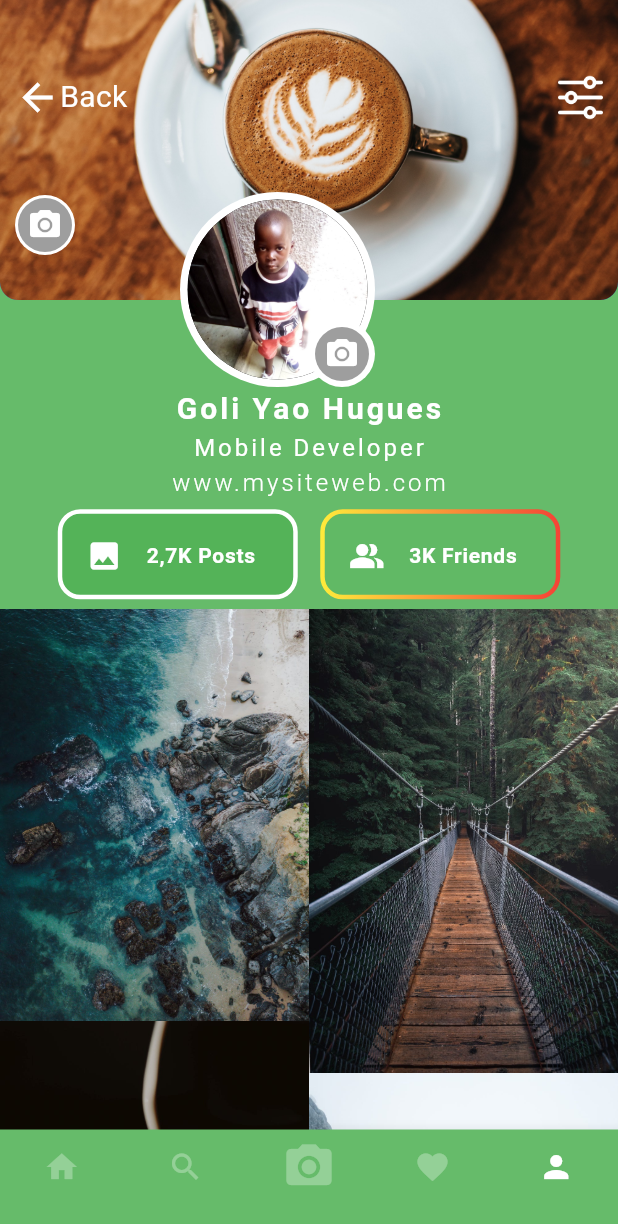
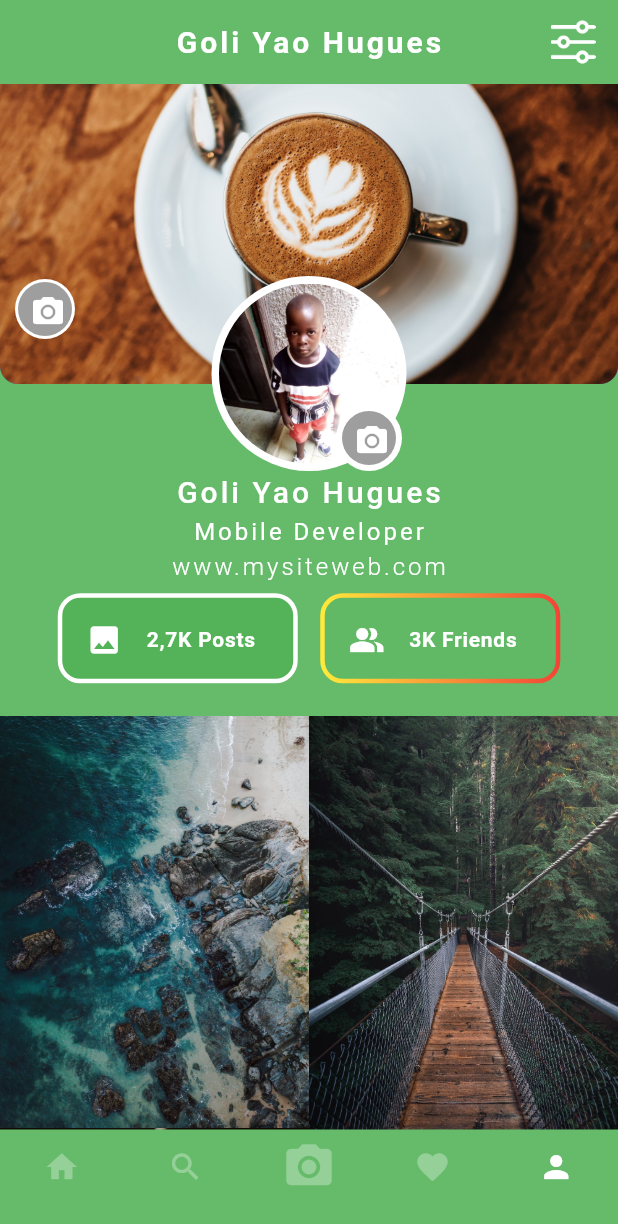
Before and after one commit to huguescodeur/vtcSocial, a Flutter app: the screen it shows once a user with an empty profile is signed in, swiped to page 5, on a phone screen of 412 x 824 dp. Shown: the top 1224 px of the screen. Run offline on Flutter 3.47's test engine with Material 2 defaults, Android fonts, the phone set to English and light mode, and no system bars; our stand-ins replace cloud_firestore, email_validator, firebase_auth, firebase_core, fluttertoast, gap and 3 more; accounts and stored records are empty.

Commit message:
Select image from camera or gallery

```diff
--- a/lib/responsive/mobile_screen.dart
+++ b/lib/responsive/mobile_screen.dart
@@ -98,7 +98,7 @@ class _MobileScreenState extends State<MobileScreen> {
           children: const [
             SearchScreen(),
             TimelineScreen(),
-            AddpostScreen(),
+            AddPostScreen(),
             NotificationScreen(),
             ProfileScreen(),
           ],
--- a/lib/screens/home/profile_screen.dart
+++ b/lib/screens/home/profile_screen.dart
@@ -1,8 +1,8 @@
 // ignore_for_file: sized_box_for_whitespace, avoid_print, avoid_unnecessary_containers
 
 import 'package:driver_app/widgets/user_button_profile_widget.dart';
+import 'package:driver_app/widgets/user_gallery_profile.dart';
 import 'package:flutter/material.dart';
-import 'package:flutter_staggered_grid_view/flutter_staggered_grid_view.dart';
 import 'package:gap/gap.dart';
 import 'package:gradient_borders/box_borders/gradient_box_border.dart';
 
@@ -25,11 +25,36 @@ class _ProfileScreenState extends State<ProfileScreen> {
     // var sizeWidth = double.infinity / 2;
     return Scaffold(
       backgroundColor: mobileBackgroundColor,
-      body: Container(
+      appBar: AppBar(
+        backgroundColor: mobileBackgroundColor,
+        //leading: Icon(Icons.arrow_back),
+        title: const Text(
+          "Goli Yao Hugues",
+          style: TextStyle(
+              fontSize: 20,
+              fontWeight: FontWeight.bold,
+              color: Colors.white,
+              letterSpacing: 2),
+        ),
+        centerTitle: true,
+        actions: [
+          InkWell(
+            onTap: () => print("Settings"),
+            child: Image.asset(
+              "assets/images/settings.png",
+              width: 30,
+              color: Colors.white,
+            ),
+          ),
+          const Gap(15)
+        ],
+      ),
+      body: SafeArea(
+        child: Container(
             width: double.infinity,
             child: ListView(
               children: <Widget>[
-              const UserImageAndBackroundProfile(),
+                const UserImageAndBackgroundProfile(),
                 const UserInfoWidget(),
                 Container(
                     width: double.infinity,
@@ -60,22 +85,11 @@ class _ProfileScreenState extends State<ProfileScreen> {
                                 width: 3),
                           ),
                         ])),
-              SizedBox(
-                height: 600,
-                child: MasonryGridView.builder(
-                  //physics: NeverScrollableScrollPhysics(),
-                  itemCount: 8,
-                  gridDelegate:
-                      const SliverSimpleGridDelegateWithFixedCrossAxisCount(
-                          crossAxisCount: 2),
-                  itemBuilder: (context, index) => Image.asset(
-                    "assets/images/img${index + 1}.jpeg",
-                    fit: BoxFit.fill,
-                  ),
-                ),
-              ),
+                const Gap(15),
+                const UserGalleryProfile()
               ],
             )),
+      ),
     );
   }
 }
--- a/lib/screens/home_screen.dart
+++ b/lib/screens/home_screen.dart
@@ -22,6 +22,7 @@ class HomeScreen extends StatefulWidget {
 class _HomeScreenState extends State<HomeScreen> {
   final currentUser = FirebaseAuth.instance.currentUser!;
   late PageController pageController;
+
   // var focusNode = FocusNode();
 
   @override
@@ -99,7 +100,7 @@ class _HomeScreenState extends State<HomeScreen> {
           children: const [
             TimelineScreen(),
             SearchScreen(),
-            AddpostScreen(),
+            AddPostScreen(),
             NotificationScreen(),
             ProfileScreen(),
           ],
--- /dev/null
+++ b/lib/widgets/user_gallery_profile.dart
@@ -0,0 +1,28 @@
+import 'package:flutter/material.dart';
+import 'package:flutter_staggered_grid_view/flutter_staggered_grid_view.dart';
+
+class UserGalleryProfile extends StatefulWidget {
+  const UserGalleryProfile({super.key});
+
+  @override
+  State<UserGalleryProfile> createState() => _UserGalleryProfileState();
+}
+
+class _UserGalleryProfileState extends State<UserGalleryProfile> {
+  @override
+  Widget build(BuildContext context) {
+    return SizedBox(
+      height: 500,
+      child: MasonryGridView.builder(
+        physics: const NeverScrollableScrollPhysics(),
+        itemCount: 7,
+        gridDelegate: const SliverSimpleGridDelegateWithFixedCrossAxisCount(
+            crossAxisCount: 2),
+        itemBuilder: (context, index) => Image.asset(
+          "assets/images/img${index + 1}.jpeg",
+          fit: BoxFit.fill,
+        ),
+      ),
+    );
+  }
+}
--- a/lib/widgets/user_image_and_back_profile.dart
+++ b/lib/widgets/user_image_and_back_profile.dart
@@ -1,26 +1,61 @@
 // ignore_for_file: avoid_print, avoid_unnecessary_containers, sized_box_for_whitespace
 
+import 'dart:typed_data';
+
+import 'package:driver_app/utils/upload_image.dart';
 import 'package:flutter/material.dart';
+import 'package:gap/gap.dart';
+import 'package:image_picker/image_picker.dart';
 
-class UserImageAndBackroundProfile extends StatefulWidget {
-  const UserImageAndBackroundProfile({
+class UserImageAndBackgroundProfile extends StatefulWidget {
+  const UserImageAndBackgroundProfile({
     super.key,
   });
 
   @override
-  State<UserImageAndBackroundProfile> createState() =>
-      _UserImageAndBackroundProfileState();
+  State<UserImageAndBackgroundProfile> createState() =>
+      _UserImageAndBackgroundProfileState();
 }
 
-class _UserImageAndBackroundProfileState
-    extends State<UserImageAndBackroundProfile> {
+class _UserImageAndBackgroundProfileState
+    extends State<UserImageAndBackgroundProfile> {
+  ImagePicker imagePicker = ImagePicker();
+  Uint8List? image1;
+  Uint8List? image2;
+
+  selectImageProfile(ImageSource source) async {
+    Uint8List img = await pickImage(source);
+    setState(() {
+      image1 = img;
+    });
+  }
+
+  selectImageBack(ImageSource source) async {
+    Uint8List img = await pickImage(source);
+    setState(() {
+      image2 = img;
+    });
+  }
+
   @override
   Widget build(BuildContext context) {
     return Stack(
       // alignment: Alignment.bottomLeft,
       children: [
         // ? Background Image
-        Container(
+        (image2 != null)
+            ? Container(
+                height: 200,
+                width: double.infinity,
+                decoration: BoxDecoration(
+                    color: Colors.blue,
+                    borderRadius: const BorderRadius.only(
+                        bottomLeft: Radius.circular(12),
+                        bottomRight: Radius.circular(12)),
+                    image: DecorationImage(
+                        fit: BoxFit.cover, image: MemoryImage(image2!))),
+              )
+            : Container(
                 height: 200,
                 width: double.infinity,
                 decoration: const BoxDecoration(
@@ -33,96 +68,176 @@ class _UserImageAndBackroundProfileState
                         image: AssetImage("assets/images/cafe.jpg"))),
               ),
 
-        // ? Back and Settings
-        Container(
-          height: 80,
-          width: double.infinity,
-          padding: const EdgeInsets.symmetric(horizontal: 10),
-          // color: Colors.amber,
-          child: Row(
-            mainAxisAlignment: MainAxisAlignment.spaceBetween,
-            crossAxisAlignment: CrossAxisAlignment.end,
-            children: <Widget>[
-              InkWell(
-                onTap: () => print("Arrow Back and Back"),
-                child: Container(
-                  child: const Row(
-                    children: [
-                      Icon(
-                        Icons.arrow_back,
-                        color: Colors.white,
-                        size: 30,
+        // ? Profile Image and Camera
+        Stack(alignment: Alignment.bottomCenter, children: [
+          Center(
+            child: Padding(
+              padding: const EdgeInsets.only(
+                top: 128, /*left: 120*/
               ),
-                      Text(
-                        "Back",
-                        style: TextStyle(
-                          color: Colors.white,
-                          fontSize: 20,
-                        ),
-                      ),
-                    ],
-                  ),
-                ),
-              ),
-              // const Spacer(),
-              InkWell(
-                onTap: () => print("Settings"),
-                child: Image.asset(
-                  "assets/images/settings.png",
-                  width: 30,
-                  color: Colors.white,
-                ),
-              ),
-            ],
-          ),
-        ),
-
-        // ? Profile Image and Camera
-        const Stack(alignment: Alignment.bottomRight, children: [
-          Padding(
-            padding: EdgeInsets.only(top: 128, left: 120),
-            child: CircleAvatar(
+              child: (image1 != null)
+                  ? CircleAvatar(
                       radius: 65,
                       backgroundColor: Colors.white,
                       child: CircleAvatar(
                         radius: 60,
                         backgroundColor: Colors.black,
-                backgroundImage: AssetImage("assets/images/christ.jpg"),
+                        backgroundImage: MemoryImage(image1!),
+                      ),
+                    )
+                  : CircleAvatar(
+                      radius: 65,
+                      backgroundColor: Colors.white,
+                      child: ClipRRect(
+                        borderRadius: BorderRadius.circular(100),
+                        child: Image.asset(
+                          "assets/images/christ.jpg",
+                          height: 120,
+                          width: 120,
+                          fit: BoxFit.cover,
+                        ),
+                      )),
             ),
           ),
-          ),
-          CircleAvatar(
+          Padding(
+            padding: const EdgeInsets.only(left: 80),
+            child: CircleAvatar(
                 radius: 22,
                 backgroundColor: Colors.white,
                 child: CircleAvatar(
                     radius: 18,
                     backgroundColor: Colors.grey,
-                  child: Icon(
+                    child: IconButton(
+                      onPressed: () => showModalBottomSheet(
+                        isScrollControlled: true,
+                        context: context,
+                        builder: (context) => showModalProfile(),
+                      ),
+                      icon: const Icon(
                         Icons.camera_alt,
                         color: Colors.white,
+                      ),
                     ))),
+          ),
         ]),
 
-        // ? Camera
+        // ? Camera Background
         Padding(
           padding: const EdgeInsets.only(left: 10, top: 120),
           child: Container(
             height: 60,
             width: 40,
             // color: Colors.red,
-            child: const CircleAvatar(
+            child: CircleAvatar(
                 radius: 22,
                 backgroundColor: Colors.white,
                 child: CircleAvatar(
                     radius: 18,
                     backgroundColor: Colors.grey,
-                    child: Icon(
+                    child: IconButton(
+                      onPressed: () => showModalBottomSheet(
+                        isScrollControlled: true,
+                        context: context,
+                        builder: (context) => showModalBack(),
+                      ),
+                      icon: const Icon(
                         Icons.camera_alt,
                         color: Colors.white,
+                      ),
                     ))),
           ),
         ),
       ],
     );
   }
+
+  Container showModalBack() {
+    return Container(
+      height: MediaQuery.sizeOf(context).height * 0.35,
+      decoration: const BoxDecoration(
+          //color: Colors.blue,
+          borderRadius: BorderRadius.only(
+              topLeft: Radius.circular(20), topRight: Radius.circular(20))),
+      child: Column(
+        //mainAxisAlignment: MainAxisAlignment.center,
+        children: <Widget>[
+          const Gap(30),
+          ListTile(
+            leading: const Icon(
+              Icons.camera_alt,
+              size: 30,
+            ),
+            title: const Text(
+              'From camera',
+              style: TextStyle(fontSize: 23, fontWeight: FontWeight.w400),
+            ),
+            onTap: () {
+              selectImageBack(ImageSource.camera);
+              //Navigator.pop(context);
+            },
+          ),
+          ListTile(
+            leading: const Icon(
+              Icons.image,
+              size: 35,
+            ),
+            title: const Text(
+              'From gallery',
+              style: TextStyle(fontSize: 23, fontWeight: FontWeight.w400),
+            ),
+            onTap: () {
+              selectImageBack(ImageSource.gallery);
+
+              //Navigator.pop(context);
+            },
+          ),
+        ],
+      ),
+    );
   }
+
+  Container showModalProfile() {
+    return Container(
+      height: MediaQuery.sizeOf(context).height * 0.35,
+      decoration: const BoxDecoration(
+          //color: Colors.blue,
+          borderRadius: BorderRadius.only(
+              topLeft: Radius.circular(20), topRight: Radius.circular(20))),
+      child: Column(
+        //mainAxisAlignment: MainAxisAlignment.center,
+        children: <Widget>[
+          const Gap(30),
+          ListTile(
+            leading: const Icon(
+              Icons.camera_alt,
+              size: 30,
+            ),
+            title: const Text(
+              'From camera',
+              style: TextStyle(fontSize: 23, fontWeight: FontWeight.w400),
+            ),
+            onTap: () {
+              selectImageProfile(ImageSource.camera);
+              //Navigator.pop(context);
+            },
+          ),
+          ListTile(
+            leading: const Icon(
+              Icons.image,
+              size: 35,
+            ),
+            title: const Text(
+              'From gallery',
+              style: TextStyle(fontSize: 23, fontWeight: FontWeight.w400),
+            ),
+            onTap: () {
+              selectImageProfile(ImageSource.gallery);
+
+              //Navigator.pop(context);
+            },
+          ),
+        ],
+      ),
+    );
+  }
+}
--- a/lib/widgets/user_info_profile_widget.dart
+++ b/lib/widgets/user_info_profile_widget.dart
@@ -16,7 +16,7 @@ class _UserInfoWidgetState extends State<UserInfoWidget> {
           "Goli Yao Hugues",
           style: TextStyle(
               fontSize: 20,
-              fontWeight: FontWeight.bold,
+              fontWeight: FontWeight.w500,
               color: Colors.white,
               letterSpacing: 2),
         ),
--- a/pubspec.yaml
+++ b/pubspec.yaml
@@ -41,6 +41,7 @@ dependencies:
   google_sign_in: ^6.1.4
   gradient_borders: ^1.0.0
   flutter_staggered_grid_view: ^0.7.0
+  image_picker: ^1.0.4
 
 dev_dependencies:
 
```
Also changed, not shown: lib/screens/home/addpost_screen.dart (+4 -4 lines), lib/screens/home/notification_screen.dart (+1 -6 lines), lib/utils/upload_image.dart (added, +12 -0 lines), lib/utils/modal_select_image.dart (added), lib/widgets/show_modal_select_image.dart (added), pubspec.lock, 5 other files. Lines whose indentation alone changed are shown as unchanged.
